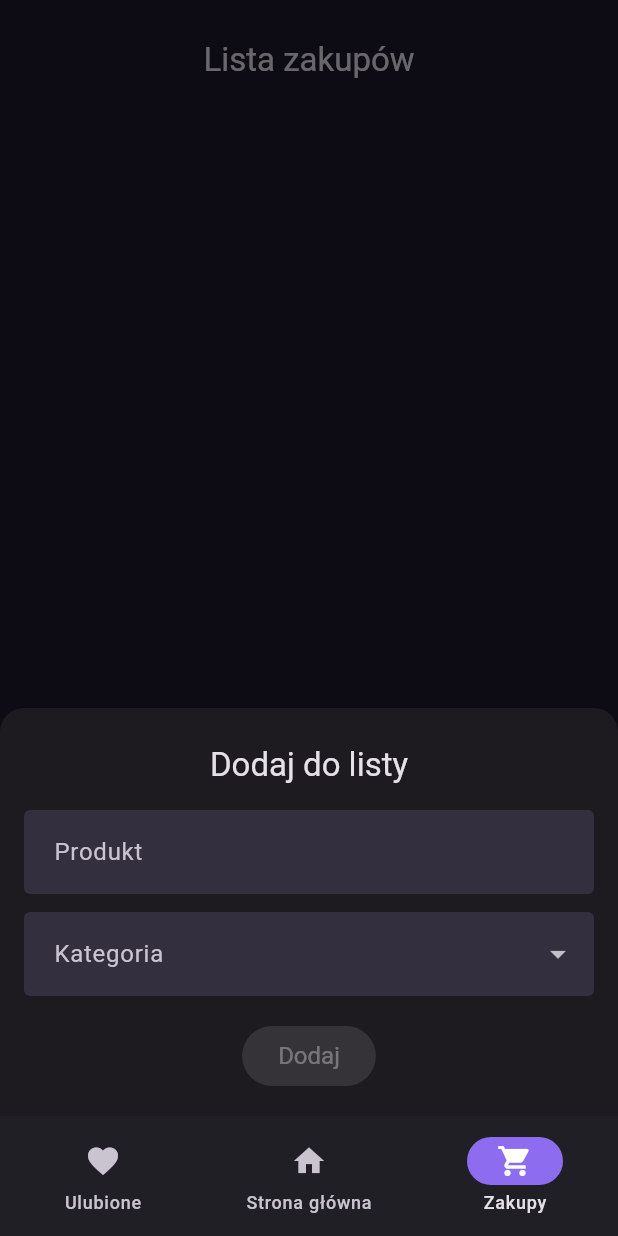
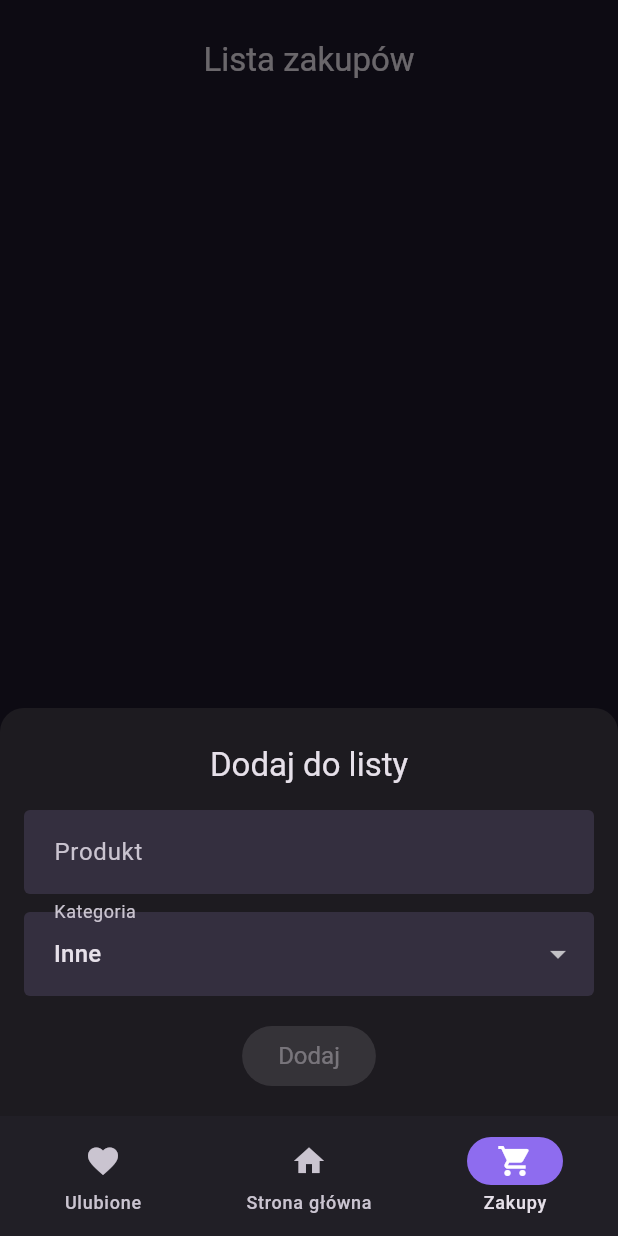
Before and after one commit to OliwierStepien/ecommerce, a Flutter app: the ShoppingListPage screen opened by its route, after a tap on the "add" icon, on a phone screen of 412 x 824 dp. Run offline on Flutter 3.47's test engine with Material 3 defaults, Android fonts, the phone set to English and light mode, and no system bars; our stand-ins replace cloud_firestore, connectivity_plus, dartz, equatable, firebase_auth, firebase_core and 8 more; accounts and stored records are empty; generated files the repository leaves out were written again.

Commit message:
custom ingredient refactor

```diff
--- a/lib/presentation/all_categories/widgets/list_by_categories.dart
+++ b/lib/presentation/all_categories/widgets/list_by_categories.dart
@@ -73,7 +73,7 @@ return BlocBuilder<CategoriesDisplayCubit, CategoriesDisplayState>(
           },
         );
       }
-      return Container();
+      return const SizedBox.shrink();
     },
   );
   }
--- a/lib/presentation/category_meals/pages/category_meals_page.dart
+++ b/lib/presentation/category_meals/pages/category_meals_page.dart
@@ -62,7 +62,7 @@ class CategoryMealsPage extends StatelessWidget {
                     },
                   );
                 }
-                return Container();
+                return const SizedBox.shrink();
               },
             ),
           );
--- a/lib/presentation/home/widgets/categories_row_view.dart
+++ b/lib/presentation/home/widgets/categories_row_view.dart
@@ -117,7 +117,7 @@ class _CategoriesList extends StatelessWidget {
             },
           );
         }
-        return Container();
+        return const SizedBox.shrink();
       },
     );
   }
--- a/lib/presentation/home/widgets/header.dart
+++ b/lib/presentation/home/widgets/header.dart
@@ -38,7 +38,7 @@ class Header extends StatelessWidget {
             },
           );
         }
-        return Container();
+        return const SizedBox.shrink();
       },
     );
   }
--- a/lib/presentation/home/widgets/meals_grid_view.dart
+++ b/lib/presentation/home/widgets/meals_grid_view.dart
@@ -38,7 +38,7 @@ class MealsGridView extends StatelessWidget {
             },
           );
         }
-        return Container();
+        return const SizedBox.shrink();
       },
     );
   }
--- a/lib/presentation/meal_details/pages/favorite_meals_page.dart
+++ b/lib/presentation/meal_details/pages/favorite_meals_page.dart
@@ -33,7 +33,7 @@ class FavoriteMealsPage extends StatelessWidget {
               },
             );
           }
-          return Container();
+          return const SizedBox.shrink();
         },
       ),
     );
--- a/lib/presentation/search/pages/search_page.dart
+++ b/lib/presentation/search/pages/search_page.dart
@@ -63,7 +63,7 @@ class SearchPage extends StatelessWidget {
                     },
                   );
                 }
-                return Container();
+                return const SizedBox.shrink();
               },
             ),
           ),
--- a/lib/presentation/shopping_list/bloc/custom_ingredient_cubit.dart
+++ b/lib/presentation/shopping_list/bloc/custom_ingredient_cubit.dart
@@ -1,14 +1,23 @@
+import 'package:flutter/material.dart';
 import 'package:flutter_bloc/flutter_bloc.dart';
 import 'package:mealapp/common/helper/handle_firestore_operation/failure/failure_mapper.dart';
+import 'package:mealapp/domain/meal/usecase/ingredient/get_all_ingredients.dart';
 import 'package:mealapp/presentation/shopping_list/bloc/custom_ingredient_state.dart';
-import 'package:mealapp/service_locator.dart';
-import 'package:mealapp/domain/meal/usecase/ingredient/get_all_ingredients.dart';
 
 class CustomIngredientCubit extends Cubit<CustomIngredientState> {
-  CustomIngredientCubit() : super(const CustomIngredientLoading());
+  final GetAllIngredientsUseCase getAllIngredientsUseCase;
+  final TextEditingController nameController = TextEditingController();
+  String? selectedCategory;
+
+  CustomIngredientCubit(this.getAllIngredientsUseCase)
+      : super(const CustomIngredientLoading()) {
+    loadCategories();
+    nameController.addListener(_onTextChanged);
+  }
 
   Future<void> loadCategories() async {
-    final result = await sl<GetAllIngredientsUseCase>().call();
+    emit(const CustomIngredientLoading());
+    final result = await getAllIngredientsUseCase();
 
     result.fold(
       (failure) {
@@ -25,8 +34,37 @@ class CustomIngredientCubit extends Cubit<CustomIngredientState> {
           uniqueCategories.insert(0, 'Inne');
         }
 
+        selectedCategory = 'Inne';
         emit(CustomIngredientLoaded(categories: uniqueCategories));
       },
     );
   }
+
+  void updateCategory(String? category) {
+    selectedCategory = category;
+    if (state is CustomIngredientLoaded) {
+      emit((state as CustomIngredientLoaded).copyWith());
+    }
+  }
+
+  void _onTextChanged() {
+    if (state is CustomIngredientLoaded) {
+      final newText = nameController.text;
+      emit((state as CustomIngredientLoaded).copyWith(inputText: newText));
+    }
+  }
+
+  void clearForm() {
+    nameController.clear();
+    selectedCategory = 'Inne';
+    if (state is CustomIngredientLoaded) {
+      emit((state as CustomIngredientLoaded).copyWith());
+    }
+  }
+
+  @override
+  Future<void> close() {
+    nameController.dispose();
+    return super.close();
+  }
 }
--- a/lib/presentation/shopping_list/bloc/custom_ingredient_state.dart
+++ b/lib/presentation/shopping_list/bloc/custom_ingredient_state.dart
@@ -17,11 +17,25 @@ class CustomIngredientLoading extends CustomIngredientState {
 
 class CustomIngredientLoaded extends CustomIngredientState {
   final List<String> categories;
+  final String inputText;
 
-  const CustomIngredientLoaded({required this.categories});
+  const CustomIngredientLoaded({
+    required this.categories,
+    this.inputText = '',
+  });
+
+  CustomIngredientLoaded copyWith({
+    List<String>? categories,
+    String? inputText,
+  }) {
+    return CustomIngredientLoaded(
+      categories: categories ?? this.categories,
+      inputText: inputText ?? this.inputText,
+    );
+  }
 
   @override
-  List<Object?> get props => [categories];
+  List<Object?> get props => [categories, inputText];
 }
 
 class CustomIngredientError extends CustomIngredientState {
--- a/lib/presentation/shopping_list/widgets/add_custom_ingredient_bottom_sheet.dart
+++ b/lib/presentation/shopping_list/widgets/add_custom_ingredient_bottom_sheet.dart
@@ -1,12 +1,13 @@
 import 'package:flutter/material.dart';
 import 'package:flutter_bloc/flutter_bloc.dart';
+import 'package:mealapp/common/widgets/error_message/error_message.dart';
 import 'package:mealapp/domain/meal/usecase/ingredient/get_all_ingredients.dart';
 import 'package:mealapp/extensions/context_extension.dart';
 import 'package:mealapp/presentation/shopping_list/bloc/custom_ingredient_cubit.dart';
 import 'package:mealapp/presentation/shopping_list/bloc/custom_ingredient_state.dart';
 import 'package:mealapp/presentation/shopping_list/bloc/shopping_list_cubit.dart';
 
-class AddCustomIngredientBottomSheet extends StatefulWidget {
+class AddCustomIngredientBottomSheet extends StatelessWidget {
   final GetAllIngredientsUseCase getAllIngredientsUseCase;
 
   const AddCustomIngredientBottomSheet({
@@ -14,19 +15,10 @@ class AddCustomIngredientBottomSheet extends StatefulWidget {
     required this.getAllIngredientsUseCase,
   });
 
-  @override
-  State<AddCustomIngredientBottomSheet> createState() =>
-      _AddCustomIngredientBottomSheetState();
-}
-
-class _AddCustomIngredientBottomSheetState
-    extends State<AddCustomIngredientBottomSheet> {
-  final TextEditingController _nameController = TextEditingController();
-  final ValueNotifier<String?> _selectedCategory = ValueNotifier(null);
-
   void _submit(BuildContext context) {
-    final name = _nameController.text.trim();
-    final category = _selectedCategory.value ?? 'Inne';
+    final cubit = context.read<CustomIngredientCubit>();
+    final name = cubit.nameController.text.trim();
+    final category = cubit.selectedCategory ?? 'Inne';
 
     if (name.isEmpty) return;
 
@@ -34,15 +26,18 @@ class _AddCustomIngredientBottomSheetState
         .read<ShoppingListCubit>()
         .addCustomIngredient(name, category: category);
     Navigator.of(context).pop();
-
-    _nameController.clear();
+    cubit.clearForm();
   }
 
   @override
   Widget build(BuildContext context) {
     return BlocProvider(
-      create: (_) => CustomIngredientCubit()..loadCategories(),
-      child: Padding(
+      create: (_) => CustomIngredientCubit(getAllIngredientsUseCase),
+      child: Builder(
+        builder: (context) {
+          final cubit = context.read<CustomIngredientCubit>();
+
+          return Padding(
             padding: EdgeInsets.fromLTRB(
               16,
               24,
@@ -57,14 +52,17 @@ class _AddCustomIngredientBottomSheetState
                   style: Theme.of(context).textTheme.titleLarge,
                 ),
                 const SizedBox(height: 16),
-            TextField(
-              controller: _nameController,
+                BlocBuilder<CustomIngredientCubit, CustomIngredientState>(
+                  builder: (context, state) {
+                    return TextField(
+                      controller: cubit.nameController,
                       decoration: InputDecoration(
                         labelText: context.l10n.product,
                         border: const OutlineInputBorder(),
                       ),
                       textInputAction: TextInputAction.next,
-              onChanged: (_) => setState(() {}),
+                    );
+                  },
                 ),
                 const SizedBox(height: 12),
                 BlocBuilder<CustomIngredientCubit, CustomIngredientState>(
@@ -74,11 +72,8 @@ class _AddCustomIngredientBottomSheetState
                     } else if (state is CustomIngredientLoaded) {
                       final categories = [...state.categories]..sort();
 
-                  return ValueListenableBuilder<String?>(
-                    valueListenable: _selectedCategory,
-                    builder: (_, value, __) {
                       return DropdownButtonFormField<String>(
-                        value: categories.contains(value) ? value : null,
+                        value: cubit.selectedCategory,
                         decoration: const InputDecoration(
                           labelText: "Kategoria",
                           border: OutlineInputBorder(),
@@ -89,24 +84,34 @@ class _AddCustomIngredientBottomSheetState
                             child: Text(category),
                           );
                         }).toList(),
-                        onChanged: (val) => _selectedCategory.value = val,
+                        onChanged: (val) => cubit.updateCategory(val),
                       );
-                    },
+                    } else if (state is CustomIngredientError) {
+                      return ErrorMessage(
+                        message: state.message,
+                        onRetry: () =>
+                            context.read<CustomIngredientCubit>().loadCategories(),
                       );
-                } else {
-                  return const Text("Błąd podczas ładowania kategorii");
                     }
+                    return const SizedBox.shrink();
                   },
                 ),
                 const SizedBox(height: 16),
-            ElevatedButton(
-              onPressed: _nameController.text.trim().isEmpty
-                  ? null
-                  : () => _submit(context),
+                BlocBuilder<CustomIngredientCubit, CustomIngredientState>(
+                  builder: (context, state) {
+                    final isDisabled = state is! CustomIngredientLoaded ||
+                        state.inputText.trim().isEmpty;
+
+                    return ElevatedButton(
+                      onPressed: isDisabled ? null : () => _submit(context),
                       child: Text(context.l10n.add),
+                    );
+                  },
                 ),
               ],
             ),
+          );
+        },
       ),
     );
   }
```
Also changed, not shown: 4 other files. Lines whose indentation alone changed are shown as unchanged.
